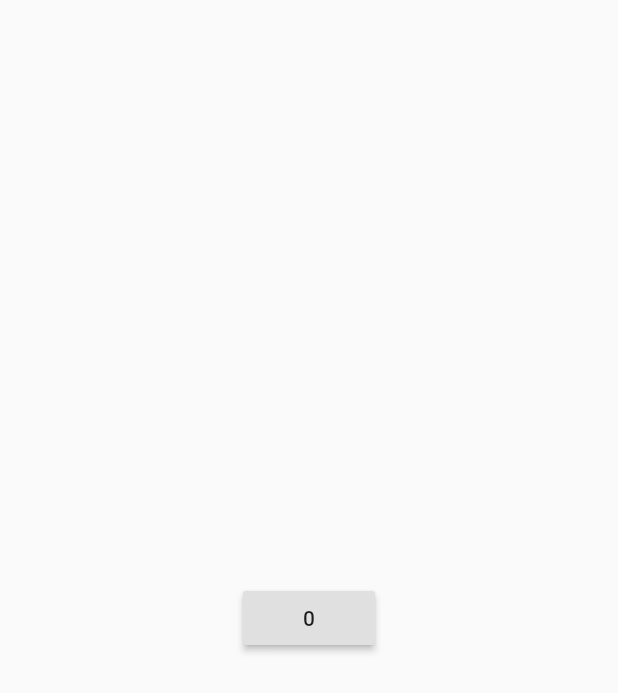
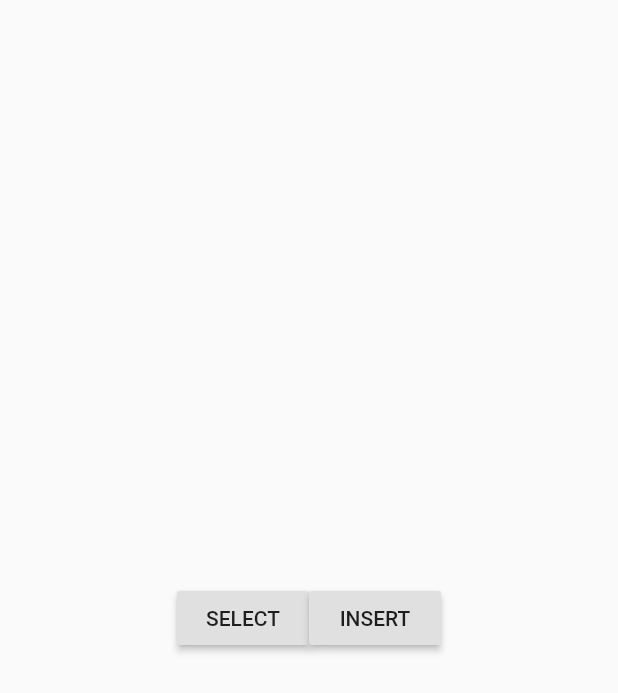
Before and after one commit to ib-fhgr/made-beispiele-block2, a Flutter app: the screen it shows after launch, on a phone screen of 412 x 824 dp. Shown: the top 693 px of the screen. Run offline on Flutter 3.47's test engine with Material 2 defaults, Android fonts, the phone set to English and light mode, and no system bars; our stand-ins replace flutter_map, google_maps_flutter, latlong, shared_preferences, sqflite; accounts and stored records are empty.

Commit message:
datenbank beispiel

```diff
--- /dev/null
+++ b/lib/datenbank/datenbank_app.dart
@@ -0,0 +1,57 @@
+import 'dart:convert';
+
+import 'package:flutter/material.dart';
+import 'package:http/http.dart' as http;
+import 'package:path/path.dart';
+import 'package:sqflite/sqflite.dart';
+
+class DatenbankApp extends StatelessWidget {
+  getDataBase() async {
+    var path = await getDatabasesPath();
+    print(path);
+
+    return openDatabase(
+      join(path, 'todos'),
+      onCreate: (db, version) {
+        print('-----------------INIT----------------');
+        db.execute('CREATE TABLE todos (id INTEGER PRIMARY KEY, title TEXT);');
+      },
+      version: 2,
+    );
+  }
+
+  @override
+  Widget build(BuildContext context) {
+    // TODO: implement build
+    return MaterialApp(
+      title: 'Flutter Demo',
+      theme: ThemeData(
+        primarySwatch: Colors.blue,
+      ),
+      home: Scaffold(
+        body: Center(
+          child: Row(
+            mainAxisAlignment: MainAxisAlignment.center,
+            children: [
+              RaisedButton(
+                child: Text("SELECT"),
+                onPressed: () async {
+                  var db = await getDataBase();
+                  var result = await db.query('todos');
+                  print(result);
+                },
+              ),
+              RaisedButton(
+                child: Text("INSERT"),
+                onPressed: () async {
+                  var db = await getDataBase();
+                  db.insert('todos', {"id": null, "title": "test"});
+                },
+              ),
+            ],
+          ),
+        ),
+      ),
+    );
+  }
+}
--- a/lib/main.dart
+++ b/lib/main.dart
@@ -1,3 +1,4 @@
+import 'package:beispiele/datenbank/datenbank_app.dart';
 import 'package:beispiele/http1/http_app.dart';
 import 'package:beispiele/map1/map1_page.dart';
 import 'package:beispiele/shared_preferences/shared_prefs_app.dart';
@@ -15,5 +16,6 @@ main() {
   // runApp(Http2App());
   // runApp(Map1App());
   // runApp(Map2GoogleApp());
-  runApp(SharedPrefsApp());
+  // runApp(SharedPrefsApp());
+  runApp(DatenbankApp());
 }
--- a/pubspec.yaml
+++ b/pubspec.yaml
@@ -36,6 +36,9 @@ dependencies:
 
   # shared preferences
   shared_preferences: ^0.5.12+2
+
+  # für datenbanken
+  sqflite: ^1.3.0
 
   # The following adds the Cupertino Icons font to your application.
   # Use with the CupertinoIcons class for iOS style icons.
```
Also changed, not shown: pubspec.lock.
